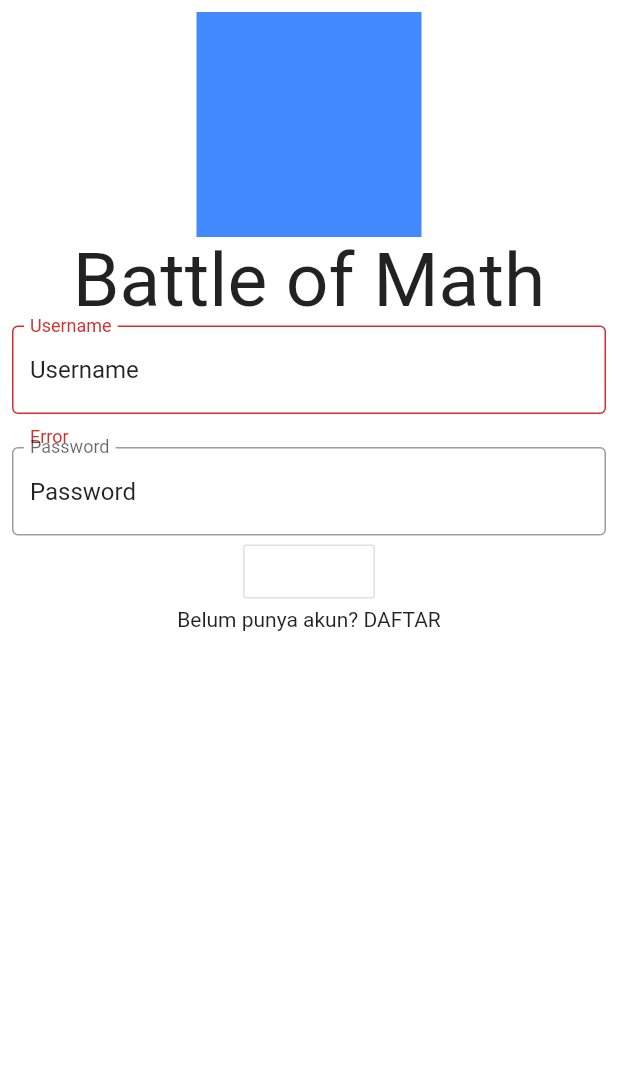
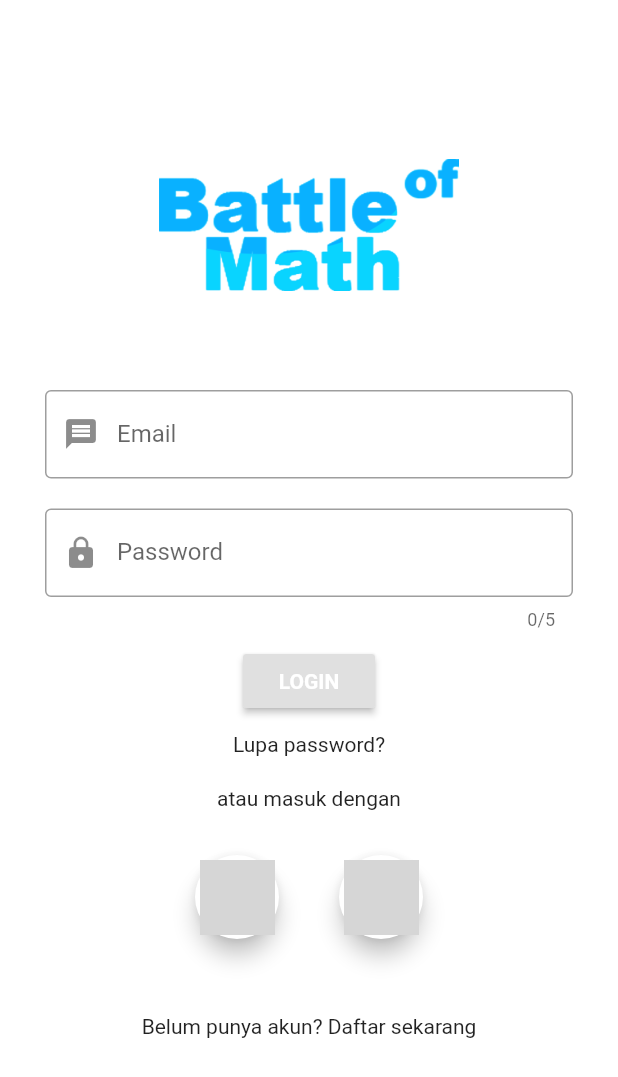
Before and after one commit to ayomicahyo/BattleOfMath, a Flutter app: the Login screen opened directly, on a phone screen of 412 x 824 dp. Shown: the top 1077 px of the screen. Run offline on Flutter 3.47's test engine with Material 2 defaults, Android fonts, the phone set to English and light mode, and no system bars; our stand-ins replace google_nav_bar, line_icons; grey boxes are pictures that could not be loaded.

Commit message:
widiya
tambah navigasi ke dashboard
tambah logika if untuk login
tambah floating button

```diff
--- a/lib/login.dart
+++ b/lib/login.dart
@@ -1,4 +1,5 @@
 import 'package:flutter/material.dart';
+import 'dashboard.dart';
 
 class Login extends StatefulWidget {
   @override
@@ -6,46 +7,156 @@ class Login extends StatefulWidget {
 }
 
 class _LoginState extends State<Login> {
+  //handel perubahan text
+  final emailController = TextEditingController();
+  final passwordController = TextEditingController();
+  String email, password;
+
+  //tampilkan alert jika input salah
+  void _alertinputansalah() {
+    AlertDialog alertDialog = new AlertDialog(
+      content: new Container(
+          height: 100,
+          child: new Center(
+            child: new Text("Inputan anda salah"),
+          )),
+    );
+    showDialog(context: context, child: alertDialog);
+  }
+
   @override
   Widget build(BuildContext context) {
     return Scaffold(
         body: Container(
             width: MediaQuery.of(context).size.width,
-            padding: const EdgeInsets.all(8),
+            padding: const EdgeInsets.only(top: 50),
             color: Colors.white,
+            child: Column(children: <Widget>[
+              Center(
+                  child: Image.asset(
+                "assets/images/ColorLogo.png",
+                height: 200,
+                width: 200,
+                alignment: Alignment.center,
+              )),
+              Padding(
+                padding: const EdgeInsets.only(
+                    top: 0, bottom: 20, left: 20, right: 20),
+                child: Form(
                   child: Column(
                     children: <Widget>[
                       Container(
-                    width: 150,
-                    height: 150,
-                    decoration: BoxDecoration(
-                        color: Colors.blueAccent, shape: BoxShape.rectangle),
-                    child: Center()),
-                Text(
-                  "Battle of Math",
+                          margin: EdgeInsets.all(10),
+                          child: TextFormField(
+                            //menyambungkan
+                            controller: emailController,
+                            validator: (String value) {
+                              if (!email.contains('@')) {
+                                //jika email mengandung karakter @ maka tampilkan
+                                return 'email tidak valid';
+                              }
+                              return null;
+                            },
+                            //initialValue: 'email',
+                            decoration: InputDecoration(
+                                labelText: 'Email',
+                                hintText: 'email@example.com',
+                                prefixIcon: Icon(Icons.message),
+                                border: OutlineInputBorder()),
+                          )),
+                      Container(
+                          margin: EdgeInsets.all(10),
+                          child: TextFormField(
+                              validator: (String value) {
+                                if (value.isEmpty) {
+                                  return 'enter your password';
+                                }
+                                return null;
+                              },
+                              maxLength: 5,
+                              //maxLengthEnforced: true,
+                              controller: passwordController,
+                              //initialValue: 'password',
+                              obscureText: true,
+                              decoration: InputDecoration(
+                                  labelText: 'Password',
+                                  hintText: "enter password",
+                                  prefixIcon: Icon(Icons.lock),
+                                  border: OutlineInputBorder()))),
+                      RaisedButton(
+                        onPressed: () {
+                          email = emailController.text;
+                          password = passwordController.text;
+
+                          if (email == "admin@email.com" &&
+                              password == "admin") {
+                            return Navigator.push(
+                                context,
+                                MaterialPageRoute(
+                                    builder: (context) => Dashboard()));
+                          } else if (password != "admin") {
+                            //menampilkan alert jika input salah
+                            _alertinputansalah();
+                          }
+                        },
+                        child: Text(
+                          'LOGIN',
                           style: TextStyle(
-                    fontSize: 50,
+                            fontWeight: FontWeight.bold,
+                            color: Colors.white,
                           ),
                         ),
-                TextFormField(
-                  initialValue: 'Username',
-                  decoration: InputDecoration(
-                      labelText: 'Username',
-                      errorText: 'Error',
-                      border: OutlineInputBorder()),
                       ),
-                TextFormField(
-                  initialValue: 'Password',
-                  decoration: InputDecoration(
-                      labelText: 'Password', border: OutlineInputBorder()),
+                      Padding(
+                        padding: const EdgeInsets.all(10),
+                        child: Text(
+                          'Lupa password?',
                         ),
-                OutlineButton(
+                      ),
+                      Padding(
+                        padding: const EdgeInsets.all(10),
+                        child: Text('atau masuk dengan'),
+                      ),
+                      Row(
+                        mainAxisAlignment: MainAxisAlignment.center,
+                        children: <Widget>[
+                          Container(
+                            margin: EdgeInsets.only(top: 20, right: 20),
+                            child: FloatingActionButton(
+                              child: Image.asset(
+                                'assets/images/google.png',
+                                width: 50,
+                                height: 50,
+                              ),
                               onPressed: () {},
-                  textColor: Colors.white,
-                  highlightedBorderColor: Colors.blue.withOpacity(0.15),
+                              backgroundColor: Colors.white,
                             ),
-                Text('Belum punya akun? DAFTAR'),
+                          ),
+                          Container(
+                            margin: EdgeInsets.only(top: 20, left: 20),
+                            child: FloatingActionButton(
+                              child: Image.asset(
+                                'assets/images/facebook.png',
+                                width: 50,
+                                height: 50,
+                              ),
+                              onPressed: () {},
+                              backgroundColor: Colors.white,
+                            ),
+                          ),
                         ],
-            )));
+                      ),
+                      Padding(
+                        padding: const EdgeInsets.only(top: 50, bottom: 0),
+                        child: Text(
+                          'Belum punya akun? Daftar sekarang',
+                          textAlign: TextAlign.center,
+                        ),
+                      ),
+                    ],
+                  ),
+                ),
+              )
+            ])));
   }
 }
```
Also changed, not shown: assets/images/facebook.png (added), assets/images/google.png (added). Lines whose indentation alone changed are shown as unchanged.
